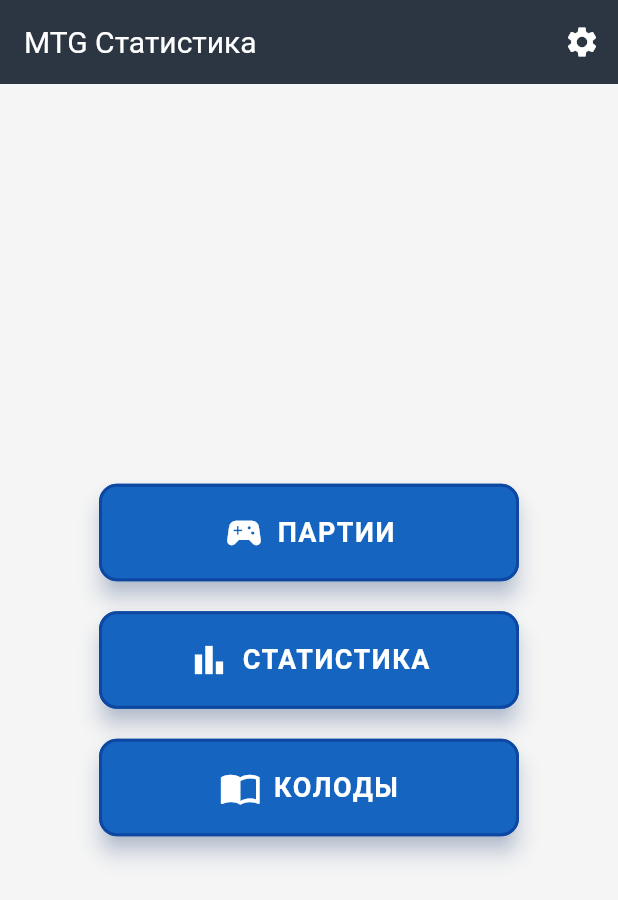
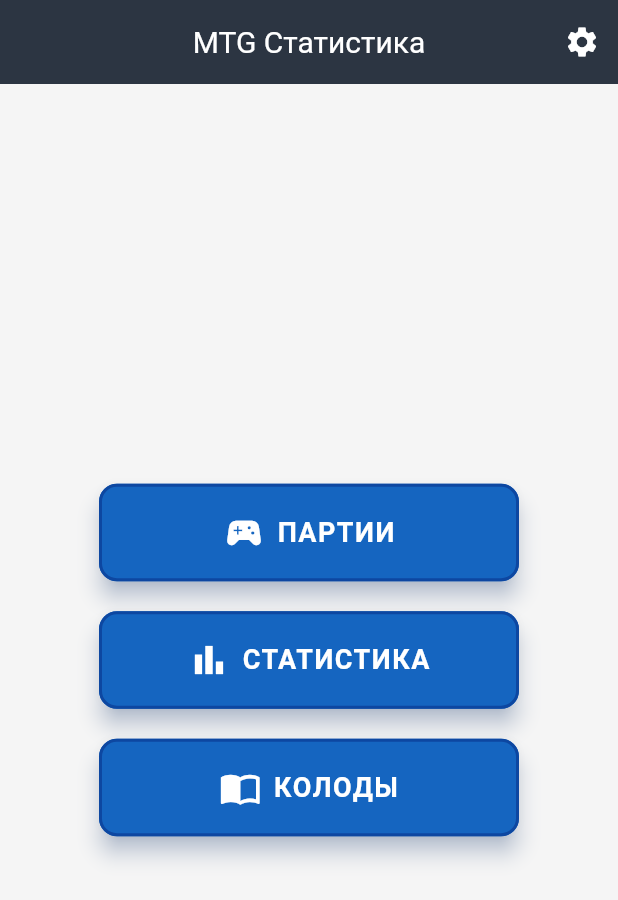
Before and after one commit to AntonRogovikov/mtg_stats, a Flutter app: the screen it shows after launch, on a phone screen of 412 x 824 dp. Shown: the top 900 px of the screen. Run offline on Flutter 3.47's test engine with Material 3 defaults, Android fonts, the phone set to English and light mode, and no system bars; our stand-ins replace audioplayers, fl_chart, image_picker, shared_preferences; missing offline and left inert: dart:html.

Commit message:
Адаптация под ПК и кнопка Назад в AppBar

```diff
--- a/lib/core/constants.dart
+++ b/lib/core/constants.dart
@@ -7,4 +7,11 @@
   static const String turnMusicAsset = 'audio/turn_music.mp3';
   /// Музыка при перерасходе времени хода.
   static const String overtimeMusicAsset = 'audio/overtime_music.mp3';
+
+  /// Ширина экрана (логические пиксели), выше которой включается режим «десктоп/веб»:
+  /// контент по центру с ограничением максимальной ширины.
+  static const double desktopBreakpoint = 600;
+
+  /// Максимальная ширина контента на десктопе/в браузере (логические пиксели).
+  static const double maxContentWidth = 800;
 }
--- a/lib/main.dart
+++ b/lib/main.dart
@@ -1,10 +1,12 @@
 import 'package:flutter/material.dart';
+import 'package:mtg_stats/core/app_theme.dart';
 import 'package:mtg_stats/pages/decks_page.dart';
 import 'package:mtg_stats/pages/game_page.dart';
 import 'package:mtg_stats/pages/home_page.dart';
 import 'package:mtg_stats/pages/settings_page.dart';
 import 'package:mtg_stats/pages/stats_page.dart';
 import 'package:mtg_stats/services/api_config.dart';
+import 'package:mtg_stats/widgets/responsive_web_layout.dart';
 
 void main() async {
   WidgetsFlutterBinding.ensureInitialized();
@@ -19,6 +21,18 @@
   @override
   Widget build(BuildContext context) {
     return MaterialApp(
+      theme: ThemeData(
+        appBarTheme: AppBarTheme(
+          backgroundColor: AppTheme.appBarBackground,
+          foregroundColor: AppTheme.appBarForeground,
+          iconTheme: const IconThemeData(color: AppTheme.appBarForeground),
+          centerTitle: true,
+        ),
+      ),
+      builder: (context, child) {
+        if (child == null) return const SizedBox.shrink();
+        return ResponsiveWebLayout(child: child);
+      },
       home: const HomePage(),
       routes: {
         '/decks': (context) => const DeckListPage(),
--- a/lib/pages/decks_page.dart
+++ b/lib/pages/decks_page.dart
@@ -395,6 +395,7 @@
       appBar: AppBar(
         title: Text('Колоды', style: AppTheme.appBarTitle),
         backgroundColor: AppTheme.appBarBackground,
+        foregroundColor: AppTheme.appBarForeground,
         elevation: 4,
         actions: [
           IconButton(
--- a/lib/pages/game_page.dart
+++ b/lib/pages/game_page.dart
@@ -257,6 +257,7 @@
       appBar: AppBar(
         title: Text('Новая партия', style: AppTheme.appBarTitle),
         backgroundColor: AppTheme.appBarBackground,
+        foregroundColor: AppTheme.appBarForeground,
         elevation: 4,
       ),
       body: SingleChildScrollView(
--- a/lib/pages/home_page.dart
+++ b/lib/pages/home_page.dart
@@ -12,6 +12,7 @@
       appBar: AppBar(
         title: Text('MTG Статистика', style: AppTheme.appBarTitle),
         backgroundColor: AppTheme.appBarBackground,
+        foregroundColor: AppTheme.appBarForeground,
         elevation: 4,
         actions: [
           IconButton(
--- a/lib/pages/stats_page.dart
+++ b/lib/pages/stats_page.dart
@@ -69,6 +69,7 @@
       appBar: AppBar(
         title: Text('Статистика', style: AppTheme.appBarTitle),
         backgroundColor: AppTheme.appBarBackground,
+        foregroundColor: AppTheme.appBarForeground,
         actions: [
           PopupMenuButton<StatsViewMode>(
             icon: Icon(
--- /dev/null
+++ b/lib/widgets/responsive_web_layout.dart
@@ -0,0 +1,38 @@
+import 'package:flutter/material.dart';
+import 'package:mtg_stats/core/constants.dart';
+
+/// Обёртка для веб/десктоп: на широких экранах центрирует контент и ограничивает
+/// максимальную ширину, чтобы интерфейс не растягивался на весь экран.
+class ResponsiveWebLayout extends StatelessWidget {
+  const ResponsiveWebLayout({
+    super.key,
+    required this.child,
+  });
+
+  final Widget child;
+
+  @override
+  Widget build(BuildContext context) {
+    final width = MediaQuery.sizeOf(context).width;
+    final useDesktopLayout = width > AppConstants.desktopBreakpoint;
+
+    if (!useDesktopLayout) {
+      return child;
+    }
+
+    return Container(
+      width: double.infinity,
+      color: Colors.grey[200],
+      child: Center(
+        child: ConstrainedBox(
+          constraints: const BoxConstraints(maxWidth: AppConstants.maxContentWidth),
+          child: Material(
+            elevation: 4,
+            shadowColor: Colors.black26,
+            child: child,
+          ),
+        ),
+      ),
+    );
+  }
+}
```
